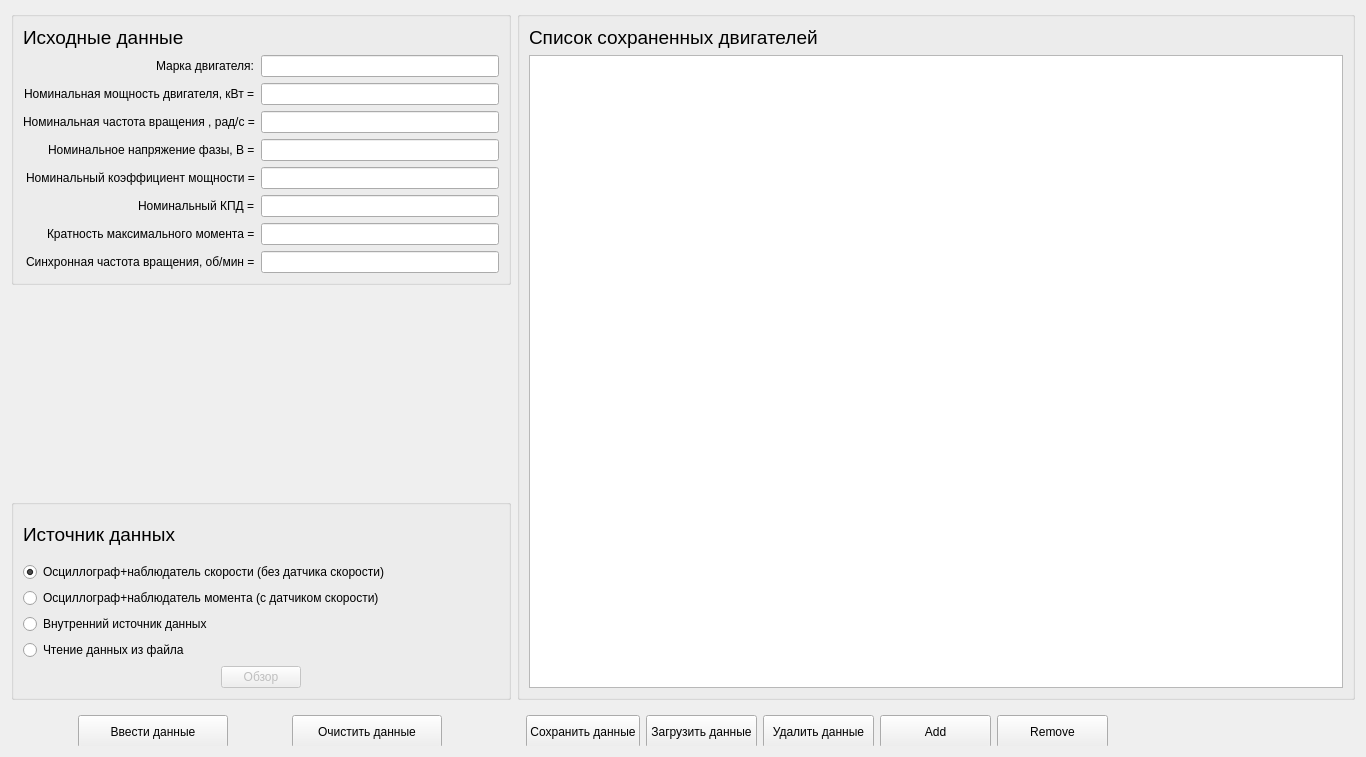
This is ImView/datas.ui in Ivanos121/ImView as Qt 5 draws it before an edit. The edited form follows.
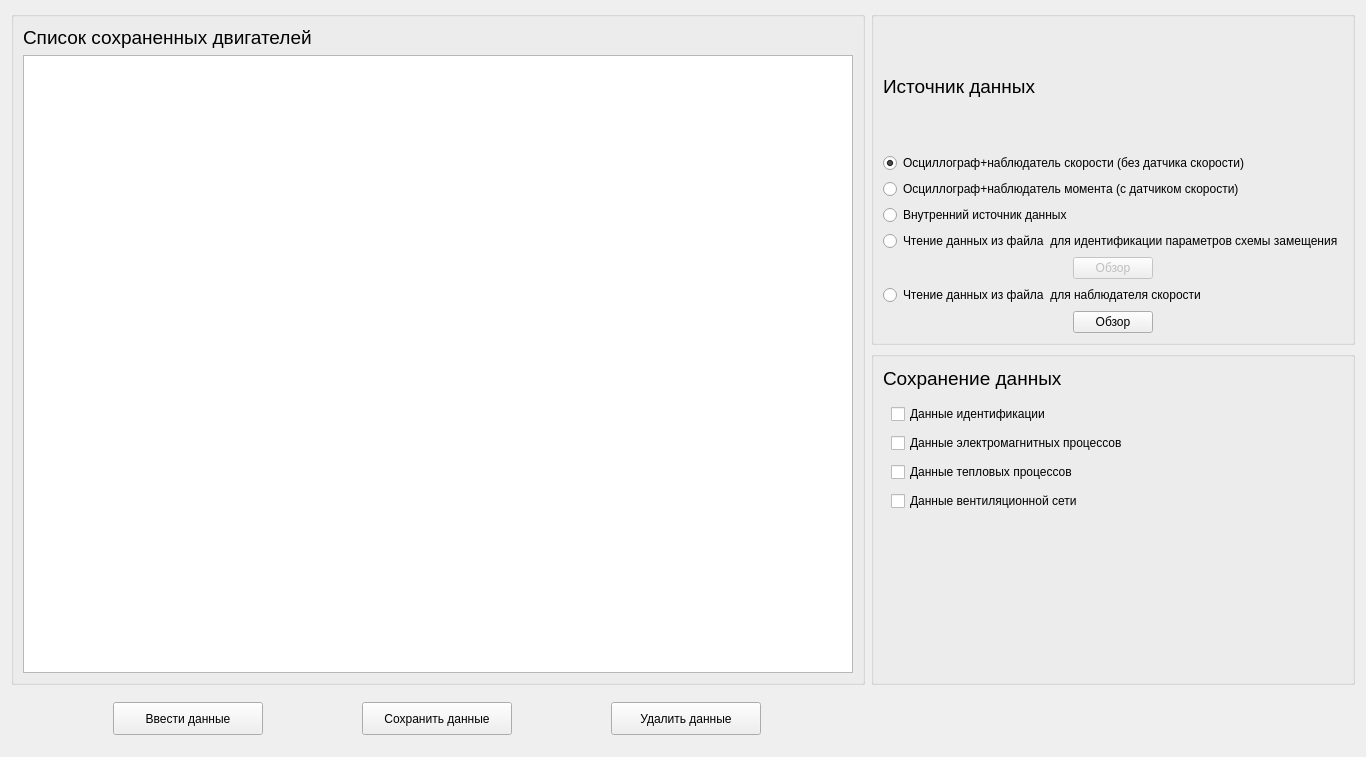
This is the edited form.

What changed in the file:
```diff
--- a/ImView/datas.ui
+++ b/ImView/datas.ui
@@ -13,18 +13,97 @@
   <property name="windowTitle">
    <string>Form</string>
   </property>
-  <layout class="QGridLayout" name="gridLayout_2">
-   <item row="3" column="2">
+  <layout class="QGridLayout" name="gridLayout">
+   <item row="1" column="1">
+    <widget class="QGroupBox" name="groupBox">
+     <property name="title">
+      <string/>
+     </property>
+     <widget class="QLabel" name="label">
+      <property name="geometry">
+       <rect>
+        <x>12</x>
+        <y>15</y>
+        <width>189</width>
+        <height>26</height>
+       </rect>
+      </property>
+      <property name="text">
+       <string>&lt;html&gt;&lt;head/&gt;&lt;body&gt;&lt;p&gt;&lt;span style=&quot; font-size:14pt;&quot;&gt;Сохранение данных&lt;/span&gt;&lt;/p&gt;&lt;/body&gt;&lt;/html&gt;</string>
+      </property>
+     </widget>
+     <widget class="QWidget" name="">
+      <property name="geometry">
+       <rect>
+        <x>20</x>
+        <y>50</y>
+        <width>273</width>
+        <height>116</height>
+       </rect>
+      </property>
+      <layout class="QGridLayout" name="gridLayout_2">
+       <item row="0" column="0">
+        <widget class="QCheckBox" name="checkBox">
+         <property name="text">
+          <string>Данные идентификации</string>
+         </property>
+        </widget>
+       </item>
+       <item row="1" column="0">
+        <widget class="QCheckBox" name="checkBox_2">
+         <property name="text">
+          <string>Данные электромагнитных процессов</string>
+         </property>
+        </widget>
+       </item>
+       <item row="2" column="0">
+        <widget class="QCheckBox" name="checkBox_3">
+         <property name="text">
+          <string>Данные тепловых процессов</string>
+         </property>
+        </widget>
+       </item>
+       <item row="3" column="0">
+        <widget class="QCheckBox" name="checkBox_4">
+         <property name="text">
+          <string>Данные вентиляционной сети</string>
+         </property>
+        </widget>
+       </item>
+      </layout>
+     </widget>
+    </widget>
+   </item>
+   <item row="2" column="0">
     <widget class="QWidget" name="widget_2" native="true">
      <property name="maximumSize">
       <size>
-       <width>600</width>
-       <height>40</height>
+       <width>16777215</width>
+       <height>55</height>
       </size>
      </property>
      <layout class="QHBoxLayout" name="horizontalLayout_2">
       <item>
-       <widget class="QPushButton" name="pushButton_3">
+       <widget class="QPushButton" name="enterDannie">
+        <property name="minimumSize">
+         <size>
+          <width>0</width>
+          <height>33</height>
+         </size>
+        </property>
+        <property name="maximumSize">
+         <size>
+          <width>150</width>
+          <height>16777215</height>
+         </size>
+        </property>
+        <property name="text">
+         <string>Ввести данные</string>
+        </property>
+       </widget>
+      </item>
+      <item>
+       <widget class="QPushButton" name="saveDannie">
         <property name="minimumSize">
          <size>
           <width>0</width>
@@ -42,27 +121,8 @@
         </property>
        </widget>
       </item>
-      <item>
-       <widget class="QPushButton" name="pushButton_4">
-        <property name="minimumSize">
-         <size>
-          <width>0</width>
-          <height>33</height>
-         </size>
-        </property>
-        <property name="maximumSize">
-         <size>
-          <width>150</width>
-          <height>33</height>
-         </size>
-        </property>
-        <property name="text">
-         <string>Загрузить данные</string>
-        </property>
-       </widget>
-      </item>
-      <item>
-       <widget class="QPushButton" name="pushButton_6">
+      <item alignment="Qt::AlignVCenter">
+       <widget class="QPushButton" name="deleteDannie">
         <property name="minimumSize">
          <size>
           <width>0</width>
@@ -80,43 +140,17 @@
         </property>
        </widget>
       </item>
-      <item>
-       <widget class="QPushButton" name="addRow">
-        <property name="sizePolicy">
-         <sizepolicy hsizetype="Minimum" vsizetype="Fixed">
-          <horstretch>0</horstretch>
-          <verstretch>0</verstretch>
-         </sizepolicy>
-        </property>
-        <property name="minimumSize">
-         <size>
-          <width>0</width>
-          <height>33</height>
-         </size>
-        </property>
-        <property name="text">
-         <string>Add</string>
-        </property>
-       </widget>
-      </item>
-      <item>
-       <widget class="QPushButton" name="remRow">
-        <property name="minimumSize">
-         <size>
-          <width>0</width>
-          <height>33</height>
-         </size>
-        </property>
-        <property name="text">
-         <string>Remove</string>
-        </property>
-       </widget>
-      </item>
      </layout>
     </widget>
    </item>
-   <item row="0" column="2" rowspan="3">
+   <item row="0" column="0" rowspan="2">
     <widget class="QGroupBox" name="groupBox_2">
+     <property name="maximumSize">
+      <size>
+       <width>16777215</width>
+       <height>16777215</height>
+      </size>
+     </property>
      <layout class="QVBoxLayout" name="verticalLayout">
       <item>
        <widget class="QLabel" name="label_12">
@@ -131,17 +165,17 @@
      </layout>
     </widget>
    </item>
-   <item row="2" column="0">
+   <item row="0" column="1">
     <widget class="QGroupBox" name="groupBox_3">
      <property name="minimumSize">
       <size>
-       <width>400</width>
+       <width>0</width>
        <height>0</height>
       </size>
      </property>
      <property name="maximumSize">
       <size>
-       <width>500</width>
+       <width>16777215</width>
        <height>16777215</height>
       </size>
      </property>
@@ -189,7 +223,7 @@
       <item>
        <widget class="QRadioButton" name="radioButton_2">
         <property name="text">
-         <string>Чтение данных из файла</string>
+         <string>Чтение данных из файла  для идентификации параметров схемы замещения</string>
         </property>
         <attribute name="buttonGroup">
          <string notr="true">buttonGroup</string>
@@ -212,215 +246,26 @@
         </property>
        </widget>
       </item>
-     </layout>
-    </widget>
-   </item>
-   <item row="3" column="0">
-    <widget class="QWidget" name="widget" native="true">
-     <property name="maximumSize">
-      <size>
-       <width>16777215</width>
-       <height>40</height>
-      </size>
-     </property>
-     <layout class="QHBoxLayout" name="horizontalLayout">
       <item>
-       <widget class="QPushButton" name="pushButton">
-        <property name="minimumSize">
-         <size>
-          <width>0</width>
-          <height>33</height>
-         </size>
+       <widget class="QRadioButton" name="radioButton_5">
+        <property name="text">
+         <string>Чтение данных из файла  для наблюдателя скорости</string>
         </property>
+        <attribute name="buttonGroup">
+         <string notr="true">buttonGroup</string>
+        </attribute>
+       </widget>
+      </item>
+      <item alignment="Qt::AlignHCenter">
+       <widget class="QPushButton" name="pushButton_7">
         <property name="maximumSize">
          <size>
-          <width>150</width>
+          <width>100</width>
           <height>16777215</height>
          </size>
         </property>
         <property name="text">
-         <string>Ввести данные</string>
-        </property>
-       </widget>
-      </item>
-      <item>
-       <widget class="QPushButton" name="pushButton_2">
-        <property name="enabled">
-         <bool>true</bool>
-        </property>
-        <property name="minimumSize">
-         <size>
-          <width>0</width>
-          <height>33</height>
-         </size>
-        </property>
-        <property name="maximumSize">
-         <size>
-          <width>150</width>
-          <height>33</height>
-         </size>
-        </property>
-        <property name="text">
-         <string>Очистить данные</string>
-        </property>
-       </widget>
-      </item>
-     </layout>
-    </widget>
-   </item>
-   <item row="1" column="0">
-    <layout class="QVBoxLayout" name="verticalLayout_2"/>
-   </item>
-   <item row="0" column="0">
-    <widget class="QGroupBox" name="groupBox">
-     <property name="enabled">
-      <bool>true</bool>
-     </property>
-     <property name="minimumSize">
-      <size>
-       <width>0</width>
-       <height>0</height>
-      </size>
-     </property>
-     <property name="maximumSize">
-      <size>
-       <width>500</width>
-       <height>16777215</height>
-      </size>
-     </property>
-     <property name="mouseTracking">
-      <bool>false</bool>
-     </property>
-     <property name="tabletTracking">
-      <bool>false</bool>
-     </property>
-     <property name="acceptDrops">
-      <bool>false</bool>
-     </property>
-     <property name="autoFillBackground">
-      <bool>false</bool>
-     </property>
-     <property name="title">
-      <string/>
-     </property>
-     <property name="alignment">
-      <set>Qt::AlignJustify|Qt::AlignTop</set>
-     </property>
-     <property name="flat">
-      <bool>false</bool>
-     </property>
-     <property name="checkable">
-      <bool>false</bool>
-     </property>
-     <layout class="QGridLayout" name="gridLayout">
-      <item row="0" column="0" colspan="2">
-       <widget class="QLabel" name="label_2">
-        <property name="text">
-         <string>&lt;html&gt;&lt;head/&gt;&lt;body&gt;&lt;p&gt;&lt;span style=&quot; font-size:14pt;&quot;&gt;Исходные данные&lt;/span&gt;&lt;/p&gt;&lt;/body&gt;&lt;/html&gt;</string>
-        </property>
-       </widget>
-      </item>
-      <item row="2" column="1">
-       <widget class="QLineEdit" name="lineEdit_3">
-        <property name="text">
-         <string/>
-        </property>
-       </widget>
-      </item>
-      <item row="2" column="0" alignment="Qt::AlignRight">
-       <widget class="QLabel" name="label_3">
-        <property name="text">
-         <string>&lt;html&gt;&lt;head/&gt;&lt;body&gt;&lt;p&gt;Номинальная мощность двигателя, кВт =&lt;/p&gt;&lt;/body&gt;&lt;/html&gt;</string>
-        </property>
-       </widget>
-      </item>
-      <item row="11" column="1">
-       <widget class="QLineEdit" name="lineEdit_9"/>
-      </item>
-      <item row="7" column="0" alignment="Qt::AlignRight">
-       <widget class="QLabel" name="label_5">
-        <property name="text">
-         <string>Номинальное напряжение фазы, В =</string>
-        </property>
-       </widget>
-      </item>
-      <item row="7" column="1">
-       <widget class="QLineEdit" name="lineEdit_5">
-        <property name="text">
-         <string/>
-        </property>
-       </widget>
-      </item>
-      <item row="10" column="1">
-       <widget class="QLineEdit" name="lineEdit_8"/>
-      </item>
-      <item row="10" column="0" alignment="Qt::AlignRight">
-       <widget class="QLabel" name="label_9">
-        <property name="text">
-         <string>Кратность максимального момента =</string>
-        </property>
-       </widget>
-      </item>
-      <item row="5" column="1">
-       <widget class="QLineEdit" name="lineEdit_4">
-        <property name="text">
-         <string/>
-        </property>
-       </widget>
-      </item>
-      <item row="8" column="0" alignment="Qt::AlignRight">
-       <widget class="QLabel" name="label_7">
-        <property name="text">
-         <string>Номинальный коэффициент мощности =</string>
-        </property>
-       </widget>
-      </item>
-      <item row="11" column="0" alignment="Qt::AlignRight">
-       <widget class="QLabel" name="label_6">
-        <property name="text">
-         <string>Синхронная частота вращения, об/мин =</string>
-        </property>
-       </widget>
-      </item>
-      <item row="8" column="1">
-       <widget class="QLineEdit" name="lineEdit_6">
-        <property name="text">
-         <string/>
-        </property>
-       </widget>
-      </item>
-      <item row="9" column="0" alignment="Qt::AlignRight">
-       <widget class="QLabel" name="label_8">
-        <property name="text">
-         <string>Номинальный КПД =</string>
-        </property>
-       </widget>
-      </item>
-      <item row="1" column="1">
-       <widget class="QLineEdit" name="lineEdit_2">
-        <property name="text">
-         <string/>
-        </property>
-       </widget>
-      </item>
-      <item row="5" column="0" alignment="Qt::AlignRight">
-       <widget class="QLabel" name="label_4">
-        <property name="text">
-         <string>Номинальная частота вращения , рад/с =</string>
-        </property>
-       </widget>
-      </item>
-      <item row="1" column="0" alignment="Qt::AlignRight">
-       <widget class="QLabel" name="label">
-        <property name="text">
-         <string>&lt;html&gt;&lt;head/&gt;&lt;body&gt;&lt;p&gt;Марка двигателя:&lt;/p&gt;&lt;/body&gt;&lt;/html&gt;</string>
-        </property>
-       </widget>
-      </item>
-      <item row="9" column="1">
-       <widget class="QLineEdit" name="lineEdit_7">
-        <property name="text">
-         <string/>
+         <string>Обзор</string>
         </property>
        </widget>
       </item>
```
Left out of the diff: 13 changed lines with no effect on the pictures.
